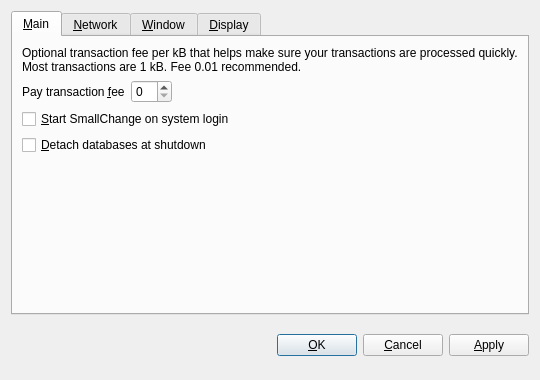
Before: the Qt Designer form src/qt/forms/optionsdialog.ui in flycoin/flycoin, drawn with Qt 5.
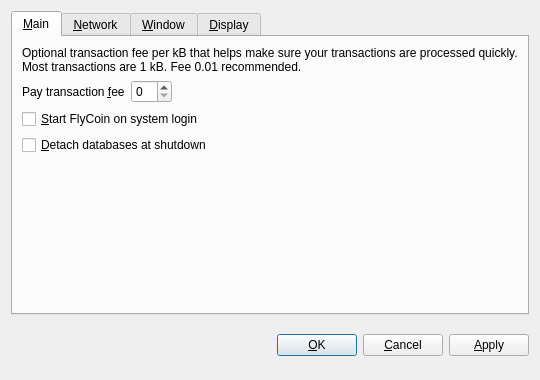
After: the same form once the commit is applied. The open tabs and pages were chosen to show the change. Custom widgets are drawn as their Qt base class.

What changed in the file:
```diff
--- a/src/qt/forms/optionsdialog.ui
+++ b/src/qt/forms/optionsdialog.ui
@@ -82,7 +82,7 @@
           <string>Automatically start SmallChange after logging in to the system.</string>
          </property>
          <property name="text">
-          <string>&amp;Start SmallChange on system login</string>
+          <string>&amp;Start FlyCoin on system login</string>
          </property>
         </widget>
        </item>
```
Left out of the diff: 10 changed lines with no effect on the pictures.
